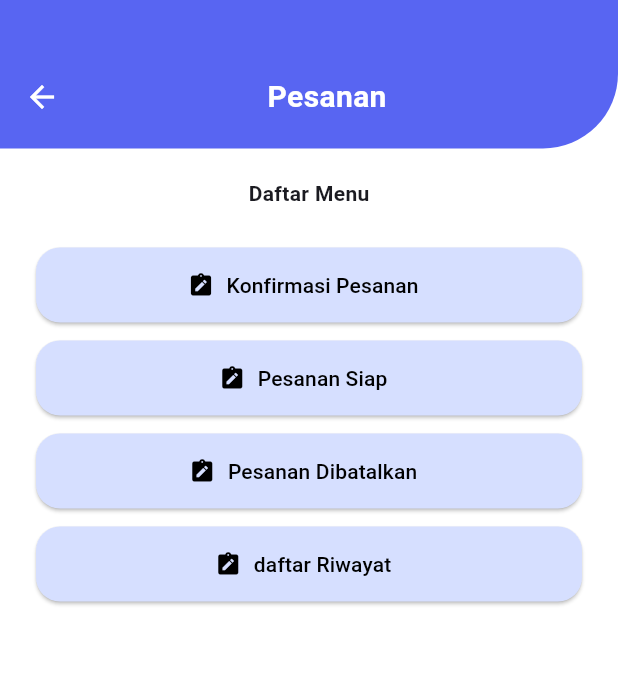
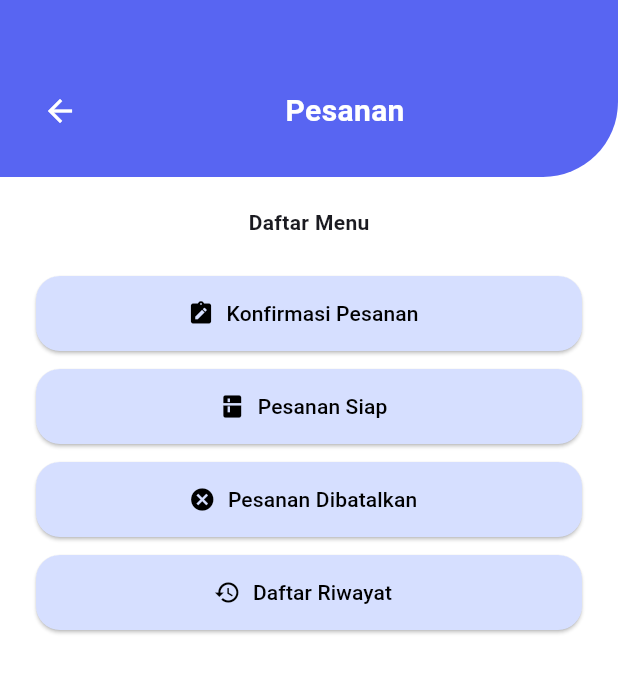
Before and after one commit to Rizky-san/Flutter, a Flutter app: the DaftarMenuPesanan screen opened directly, on a phone screen of 412 x 824 dp. Shown: the top 673 px of the screen. Run offline on Flutter 3.47's test engine with Material 3 defaults, Android fonts, the phone set to English and light mode, and no system bars; our stand-ins replace cloud_firestore, firebase_auth, firebase_core, flutter_local_notifications, image_picker; accounts and stored records are empty.

Commit message:
update profile dan daftar menu

```diff
--- a/lib/screen/admin/pesanan/daftar_menu.dart
+++ b/lib/screen/admin/pesanan/daftar_menu.dart
@@ -3,7 +3,6 @@ import 'package:flutter_firebase/screen/admin/pesanan/daftar_pesanan.dart';
 import 'package:flutter_firebase/screen/admin/pesanan/pesanan_siap.dart';
 import 'package:flutter_firebase/screen/admin/pesanan/pesanan_dibatalkan.dart';
 import 'package:flutter_firebase/screen/admin/pesanan/pesanan_selesai.dart';
-
 
 class DaftarMenuPesanan extends StatelessWidget {
   const DaftarMenuPesanan({super.key});
@@ -14,32 +13,44 @@ class DaftarMenuPesanan extends StatelessWidget {
       backgroundColor: Colors.white,
       body: Column(
         children: [
+          // Header dengan tombol kembali
           Container(
             padding: const EdgeInsets.only(top: 50, left: 16, right: 16, bottom: 20),
             decoration: const BoxDecoration(
               color: Color(0xFF5865F2),
               borderRadius: BorderRadius.only(bottomRight: Radius.circular(50)),
             ),
-            child: const Row(
+            child: Row(
               children: [
-                Icon(Icons.arrow_back, color: Colors.white),
-                Spacer(),
-                Text(
+                IconButton(
+                  icon: const Icon(Icons.arrow_back, color: Colors.white),
+                  onPressed: () {
+                    Navigator.pop(context);
+                  },
+                ),
+                const Spacer(),
+                const Text(
                   'Pesanan',
-                  style: TextStyle(color: Colors.white, fontSize: 20, fontWeight: FontWeight.bold),
+                  style: TextStyle(
+                    color: Colors.white,
+                    fontSize: 20,
+                    fontWeight: FontWeight.bold,
+                  ),
                 ),
-                Spacer(),
+                const Spacer(),
               ],
             ),
           ),
           const SizedBox(height: 20),
-          const Text('Daftar Menu', style: TextStyle(fontWeight: FontWeight.bold)),
+          const Text(
+            'Daftar Menu',
+            style: TextStyle(fontWeight: FontWeight.bold),
+          ),
           const SizedBox(height: 20),
           _buildMenuButton(context, Icons.note_alt, 'Konfirmasi Pesanan', const DaftarPesanan()),
-          _buildMenuButton(context, Icons.note_alt, 'Pesanan Siap', const PesananSiap()),
-          _buildMenuButton(context, Icons.note_alt, 'Pesanan Dibatalkan', const PesananDibatalkan()),
-          _buildMenuButton(context, Icons.note_alt, 'daftar Riwayat', const PesananSelesai()),
-
+          _buildMenuButton(context, Icons.kitchen, 'Pesanan Siap', const PesananSiap()),
+          _buildMenuButton(context, Icons.cancel, 'Pesanan Dibatalkan', const PesananDibatalkan()),
+          _buildMenuButton(context, Icons.history, 'Daftar Riwayat', const PesananSelesai()),
         ],
       ),
     );
@@ -56,7 +67,10 @@ class DaftarMenuPesanan extends StatelessWidget {
           shape: RoundedRectangleBorder(borderRadius: BorderRadius.circular(16)),
         ),
         onPressed: () {
-          Navigator.push(context, MaterialPageRoute(builder: (context) => page));
+          Navigator.push(
+            context,
+            MaterialPageRoute(builder: (context) => page),
+          );
         },
         icon: Icon(icon),
         label: Text(label),
```
Also changed, not shown: lib/screen/profile_screen.dart (+33 -2 lines).
